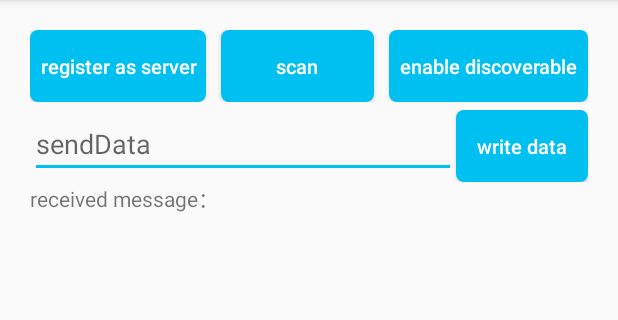
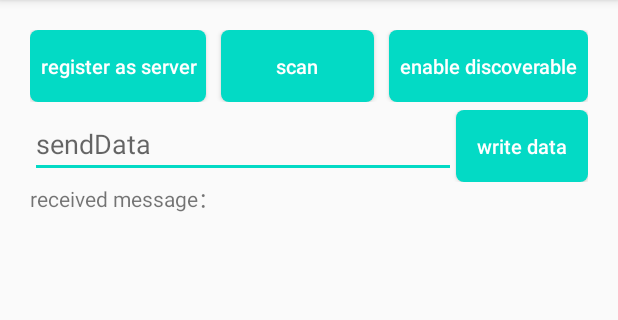
Before and after one commit to AlexLiuSheng/EasyBluetoothFrame, an Android app: the screen it shows after launch (MainActivity), on a phone screen of 412 x 824 dp, the part 84-404 px from its top. Run offline under Robolectric (Android 15) with nearby library versions, the phone set to English and light mode, and no system bars.

Commit message:
refactor_sdk30_0225

```diff
--- /dev/null
+++ b/app/src/main/java/com/allenliu/btdemo/WelcomeActivity.java
@@ -0,0 +1,19 @@
+package com.allenliu.btdemo;
+
+import android.content.Intent;
+import android.os.Bundle;
+import android.os.Handler;
+
+import androidx.annotation.Nullable;
+import androidx.appcompat.app.AppCompatActivity;
+
+public class WelcomeActivity extends AppCompatActivity {
+    @Override
+    protected void onCreate(@Nullable Bundle savedInstanceState) {
+        super.onCreate(savedInstanceState);
+        setContentView(R.layout.activity_welcome);
+        new Handler().postDelayed(()->{
+            startActivities(new Intent[]{new Intent().setClass(this, MainActivity.class)});
+        },3500);
+    }
+}
--- a/app/src/main/res/values/colors.xml
+++ b/app/src/main/res/values/colors.xml
@@ -1,6 +1,7 @@
 <?xml version="1.0" encoding="utf-8"?>
 <resources>
-    <color name="colorPrimary">#009AE4</color>
-    <color name="colorPrimaryDark">#009AE4</color>
-    <color name="colorAccent">#00C0F1</color>
+    <color name="colorPrimary">#01a4ef</color>
+    <color name="colorPrimaryDark">#01a4ef</color>
+    <color name="colorAccent">#03DAC5</color>
+    <color name="white">#fff</color>
 </resources>
--- a/app/src/main/res/values/styles.xml
+++ b/app/src/main/res/values/styles.xml
@@ -13,4 +13,8 @@
         <item name="android:windowNoTitle">true</item>
         <item name="android:windowBackground">@android:color/transparent</item>
     </style>
+    <style name="AppThemeWelcome" parent="Theme.AppCompat.Light.NoActionBar">
+        <item name="colorPrimary">@color/white</item>
+        <item name="colorPrimaryDark">@color/white</item>
+    </style>
 </resources>
```
Also changed, not shown: app/src/main/AndroidManifest.xml (+26 -6 lines), app/src/main/res/layout/activity_welcome.xml (added, +29 -0 lines), app/src/main/res/drawable/logo.png (added), app/src/main/res/mipmap-xxhdpi/logo.png (deleted).
